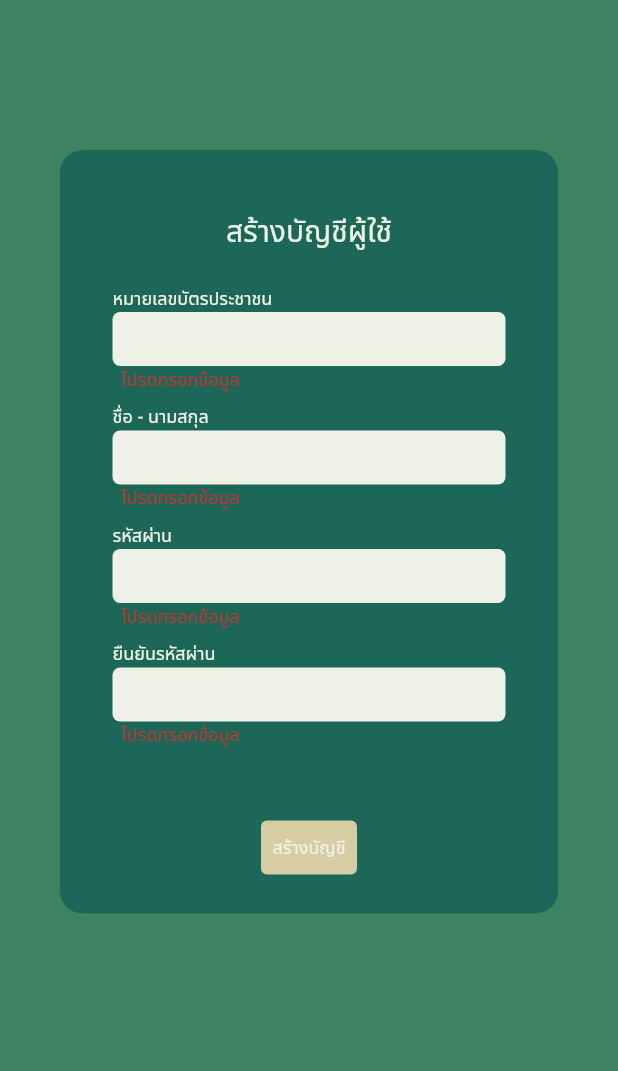
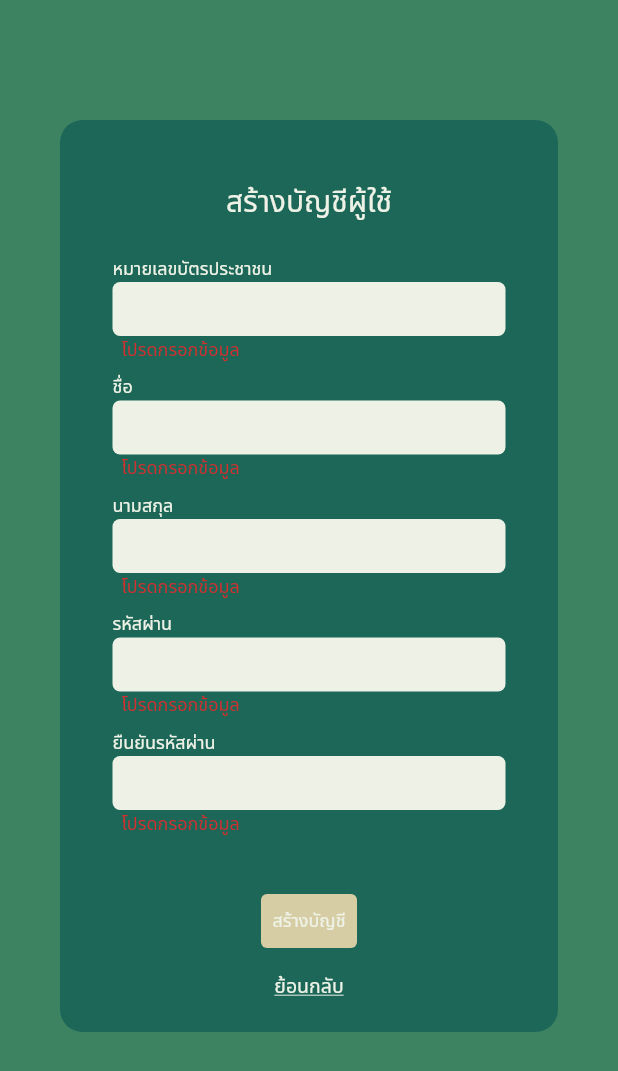
Before and after one commit to Medware-Front-End/Medware-Frontend, a Flutter app: the RegisterForm screen opened directly, after a tap on "สร้างบัญชี", on a phone screen of 412 x 824 dp. Shown: the top 1071 px of the screen. Run offline on Flutter 3.47's test engine with Material 2 defaults, Android fonts, the light colour scheme and no system bars; our stand-ins replace flutter_local_notifications, google_nav_bar, rxdart, shared_preferences; missing offline and left inert: api_cache_manager, buddhist_datetime_dateformat; accounts and stored records are empty; network calls fail.

Commit message:
Register api fucked..

```diff
--- a/lib/screens/auth/register.dart
+++ b/lib/screens/auth/register.dart
@@ -1,3 +1,4 @@
+import 'package:flutter/gestures.dart';
 import 'package:flutter/material.dart';
 import 'package:medware/components/text_field.dart';
 import 'package:medware/screens/auth/login.dart';
@@ -26,7 +27,8 @@ class _RegisterState extends State<RegisterForm> {
   TextEditingController _unameTextController = TextEditingController();
   TextEditingController _passwordTextController = TextEditingController();
   TextEditingController _cpasswordTextController = TextEditingController();
-  TextEditingController _nameTextController = TextEditingController();
+  TextEditingController _fnameTextController = TextEditingController();
+  TextEditingController _lnameTextController = TextEditingController();
 
   bool _validate = false;
   final _key = GlobalKey<FormState>();
@@ -37,7 +39,8 @@ class _RegisterState extends State<RegisterForm> {
     _unameTextController.dispose();
     _passwordTextController.dispose();
     _cpasswordTextController.dispose();
-    _nameTextController.dispose();
+    _fnameTextController.dispose();
+    _lnameTextController.dispose();
     super.dispose();
   }
 
@@ -56,8 +59,20 @@ class _RegisterState extends State<RegisterForm> {
     return null;
   }
 
-  String? get _errorName {
-    final text = _nameTextController.value.text;
+  String? get _errorfName {
+    final text = _fnameTextController.value.text;
+
+    if (!_validate) {
+      return null;
+    }
+    if (text.isEmpty) {
+      return 'โปรดกรอกข้อมูล';
+    }
+    return null;
+  }
+
+  String? get _errorlName {
+    final text = _fnameTextController.value.text;
 
     if (!_validate) {
       return null;
@@ -82,14 +97,67 @@ class _RegisterState extends State<RegisterForm> {
 
   String? get _errorCPassword {
     final text = _cpasswordTextController.value.text;
+    final text2 = _passwordTextController.value.text;
 
     if (!_validate) {
       return null;
+    }
+    if (text != text2) {
+      return 'รหัสผ่านไม่ตรงกัน';
     }
     if (text.isEmpty) {
       return 'โปรดกรอกข้อมูล';
     }
     return null;
+  }
+
+  craeteRegisterSuccessDialog(BuildContext context) {
+    return showDialog(
+        context: context,
+        builder: (context) {
+          return AlertDialog(
+            title: Text(
+              "สมัครสมาชิกสำเร็จ",
+              style: TextStyle(fontFamily: 'NotoSansThai'),
+            ),
+            actions: <Widget>[
+              MaterialButton(
+                  child: Text("เข้าสู่ระบบ"),
+                  onPressed: () {
+                    Navigator.push(
+                      context,
+                      MaterialPageRoute(builder: (context) => const Login()),
+                    );
+                  })
+            ],
+          );
+        });
+  }
+
+  craeteRegisterFailedDialog(BuildContext context) {
+    return showDialog(
+        context: context,
+        builder: (context) {
+          return AlertDialog(
+            title: Text(
+              "ระบบขัดข้อง",
+              style: TextStyle(fontFamily: 'NotoSansThai'),
+            ),
+          );
+        });
+  }
+
+  craeteRegisterAlreadyExistDialog(BuildContext context) {
+    return showDialog(
+        context: context,
+        builder: (context) {
+          return AlertDialog(
+            title: Text(
+              "ข้อมูลไม่ถูกต้อง",
+              style: TextStyle(fontFamily: 'NotoSansThai'),
+            ),
+          );
+        });
   }
 
   @override
@@ -107,7 +175,7 @@ class _RegisterState extends State<RegisterForm> {
                     const Radius.circular(15.0),
                   )),
               padding: EdgeInsets.fromLTRB(30.0, 40.0, 30.0, 20.0),
-              margin: EdgeInsets.fromLTRB(40.0, 100.0, 40.0, 0.0),
+              margin: EdgeInsets.fromLTRB(40.0, 80.0, 40.0, 0.0),
               child: Column(children: <Widget>[
                 Column(
                   children: <Widget>[
@@ -152,7 +220,7 @@ class _RegisterState extends State<RegisterForm> {
                           Container(
                             child: Align(
                               alignment: Alignment.topLeft,
-                              child: Text('ชื่อ - นามสกุล',
+                              child: Text('ชื่อ',
                                   style: TextStyle(
                                       fontSize: 12,
                                       color: quaternaryColor,
@@ -161,8 +229,29 @@ class _RegisterState extends State<RegisterForm> {
                           ),
                           Container(
                             child: CustomTextField(
-                              controller: _nameTextController,
-                              validator: _errorName,
+                              controller: _fnameTextController,
+                              validator: _errorfName,
+                              obscureText: false,
+                            ),
+                          ),
+                        ]),
+                        margin: EdgeInsets.all(5.0)),
+                    Container(
+                        child: Column(children: <Widget>[
+                          Container(
+                            child: Align(
+                              alignment: Alignment.topLeft,
+                              child: Text('นามสกุล',
+                                  style: TextStyle(
+                                      fontSize: 12,
+                                      color: quaternaryColor,
+                                      fontFamily: 'NotoSansThai')),
+                            ),
+                          ),
+                          Container(
+                            child: CustomTextField(
+                              controller: _lnameTextController,
+                              validator: _errorlName,
                               obscureText: false,
                             ),
                           ),
@@ -222,9 +311,10 @@ class _RegisterState extends State<RegisterForm> {
                                 PatientRegisterRequestModel model =
                                     PatientRegisterRequestModel(
                                         patientFirstName:
-                                            _nameTextController.text,
+                                            _fnameTextController.text,
                                         patientMiddleName: '',
-                                        patientLastName: '',
+                                        patientLastName:
+                                            _lnameTextController.text,
                                         patientNationalId:
                                             _unameTextController.text,
                                         patientPhoneNumber: '',
@@ -238,24 +328,24 @@ class _RegisterState extends State<RegisterForm> {
                                     .then((response) {
                                   if (response.statusCode == '0') {
                                     print("Register Success");
-                                    // Navigator.push(
-                                    //   context,
-                                    //   MaterialPageRoute(
-                                    //       builder: (context) => const Login()),
-                                    // );
+                                    craeteRegisterSuccessDialog(context);
+                                  } else if (response.statusCode == '1') {
+                                    print("NationalID already exist");
+                                    craeteRegisterAlreadyExistDialog(context);
                                   } else {
                                     print("Register Faild " +
                                         response.statusCode);
+                                    craeteRegisterFailedDialog(context);
                                   }
                                 });
-
                                 setState(() {
                                   _unameTextController.text.isEmpty ||
                                           _passwordTextController
                                               .text.isEmpty ||
                                           _cpasswordTextController
                                               .text.isEmpty ||
-                                          _nameTextController.text.isEmpty
+                                          _fnameTextController.text.isEmpty ||
+                                          _lnameTextController.text.isEmpty
                                       ? _validate = true
                                       : _validate = false;
                                 });
@@ -268,9 +358,35 @@ class _RegisterState extends State<RegisterForm> {
                                     fontFamily: 'NotoSansThai'),
                               ),
                             ),
-                          )
+                          ),
+                          Container(
+                            child: Text.rich(TextSpan(
+                                style: TextStyle(
+                                  fontSize: 27,
+                                ),
+                                children: [
+                                  TextSpan(
+                                      style: TextStyle(
+                                        color: quaternaryColor,
+                                        fontSize: 13,
+                                        fontFamily: 'NotoSansThai',
+                                        decoration: TextDecoration.underline,
+                                      ),
+                                      text: "ย้อนกลับ",
+                                      recognizer: TapGestureRecognizer()
+                                        ..onTap = () {
+                                          Navigator.push(
+                                            context,
+                                            MaterialPageRoute(
+                                                builder: (context) =>
+                                                    const Login()),
+                                          );
+                                        }),
+                                ])),
+                            padding: EdgeInsets.fromLTRB(0, 10.0, 0.0, 0),
+                          ),
                         ]),
-                        margin: EdgeInsets.fromLTRB(0.0, 40.0, 0.0, 0.0)),
+                        margin: EdgeInsets.fromLTRB(0.0, 30.0, 0.0, 0.0)),
                   ],
                 )
               ]),
```
Also changed, not shown: lib/screens/auth/login.dart (+19 -20 lines), lib/utils/api/auth/api_service.dart (+15 -11 lines).
